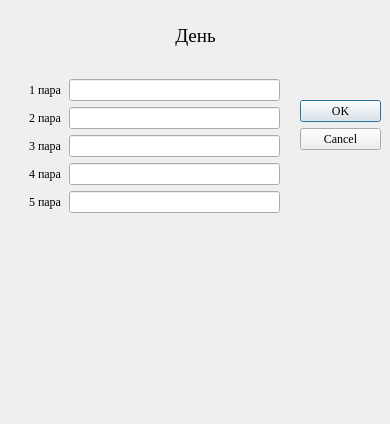
First picture: the form in schedule.ui, repository artempal/course_2016, before the edit.
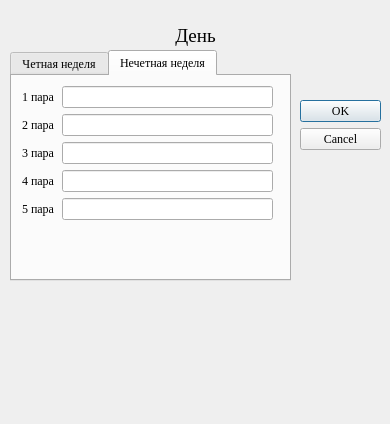
Second picture: the form after the edit. The open tabs and pages were chosen to show the change.

What changed in the file:
```diff
--- a/schedule.ui
+++ b/schedule.ui
@@ -56,11 +56,27 @@
     <set>Qt::AlignCenter</set>
    </property>
   </widget>
+  <widget class="QTabWidget" name="tabWidget">
+   <property name="geometry">
+    <rect>
+     <x>10</x>
+     <y>50</y>
+     <width>281</width>
+     <height>231</height>
+    </rect>
+   </property>
+   <property name="currentIndex">
+    <number>0</number>
+   </property>
+   <widget class="QWidget" name="tab">
+    <attribute name="title">
+     <string>Четная неделя</string>
+    </attribute>
   <widget class="QWidget" name="formLayoutWidget">
    <property name="geometry">
     <rect>
-     <x>29</x>
-     <y>79</y>
+       <x>10</x>
+       <y>10</y>
      <width>251</width>
      <height>181</height>
     </rect>
@@ -114,9 +130,78 @@
      </widget>
     </item>
     <item row="4" column="1">
-     <widget class="QLineEdit" name="lineEdit_5"/>
-    </item>
-   </layout>
+       <widget class="QLineEdit" name="Edit_5"/>
+      </item>
+     </layout>
+    </widget>
+   </widget>
+   <widget class="QWidget" name="tab_2">
+    <attribute name="title">
+     <string>Нечетная неделя</string>
+    </attribute>
+    <widget class="QWidget" name="formLayoutWidget_2">
+     <property name="geometry">
+      <rect>
+       <x>10</x>
+       <y>10</y>
+       <width>251</width>
+       <height>181</height>
+      </rect>
+     </property>
+     <layout class="QFormLayout" name="formLayout_2">
+      <item row="0" column="0">
+       <widget class="QLabel" name="label_7">
+        <property name="text">
+         <string>1 пара</string>
+        </property>
+       </widget>
+      </item>
+      <item row="0" column="1">
+       <widget class="QLineEdit" name="Edit_6"/>
+      </item>
+      <item row="1" column="0">
+       <widget class="QLabel" name="label_8">
+        <property name="text">
+         <string>2 пара</string>
+        </property>
+       </widget>
+      </item>
+      <item row="1" column="1">
+       <widget class="QLineEdit" name="Edit_7"/>
+      </item>
+      <item row="2" column="0">
+       <widget class="QLabel" name="label_9">
+        <property name="text">
+         <string>3 пара</string>
+        </property>
+       </widget>
+      </item>
+      <item row="2" column="1">
+       <widget class="QLineEdit" name="Edit_8"/>
+      </item>
+      <item row="3" column="0">
+       <widget class="QLabel" name="label_10">
+        <property name="text">
+         <string>4 пара</string>
+        </property>
+       </widget>
+      </item>
+      <item row="3" column="1">
+       <widget class="QLineEdit" name="Edit_9"/>
+      </item>
+      <item row="4" column="0">
+       <widget class="QLabel" name="label_11">
+        <property name="text">
+         <string>5 пара</string>
+        </property>
+       </widget>
+      </item>
+      <item row="4" column="1">
+       <widget class="QLineEdit" name="Edit_10"/>
+      </item>
+     </layout>
+    </widget>
+   </widget>
   </widget>
  </widget>
  <resources/>
```
Left out of the diff: 8 changed lines with no effect on the pictures. Lines whose indentation alone changed are shown as unchanged.
